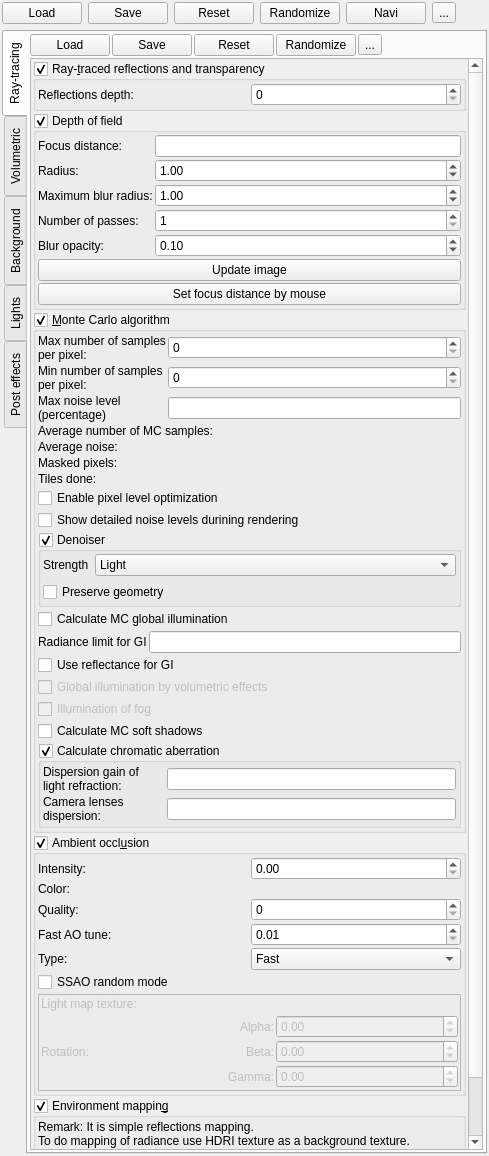
Above: mandelbulber2/qt/dock_effects.ui from buddhi1980/mandelbulber2 before the change. Below: the same form after it.
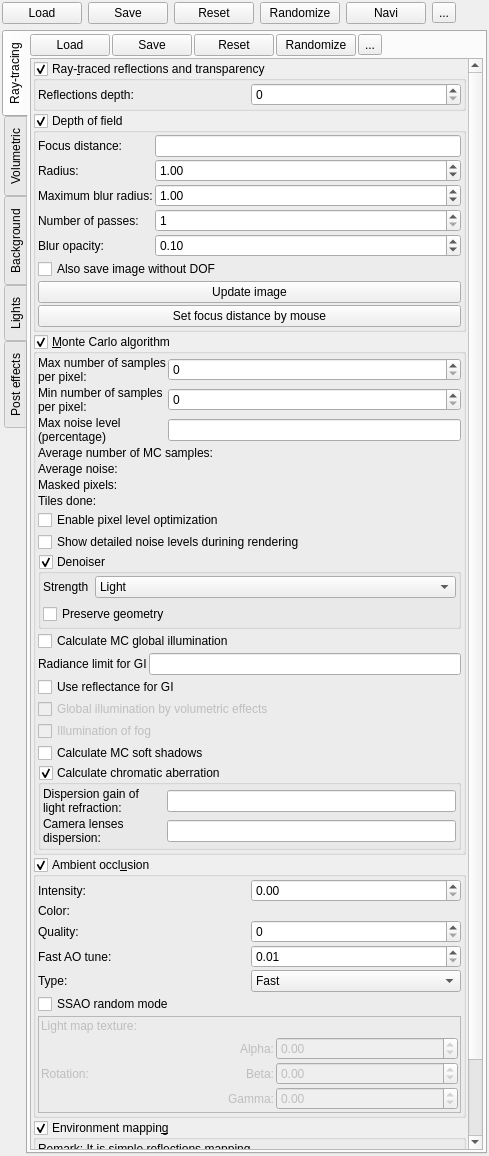
That is the form after the change. Icons and pictures are not drawn. Custom widgets are drawn as their Qt base class.

Commit message: feat: option to also save the image without DOF (#579)

What changed in the file:
```diff
--- a/mandelbulber2/qt/dock_effects.ui
+++ b/mandelbulber2/qt/dock_effects.ui
@@ -512,6 +512,16 @@
                 </item>
                </layout>
               </item>
+              <item>
+               <widget class="MyCheckBox" name="checkBox_DOF_save_without_dof">
+                <property name="toolTip">
+                 <string>&lt;html&gt;&lt;head/&gt;&lt;body&gt;&lt;p&gt;When the image or animation frames are saved, also save the image from before the DOF effect was applied, with &amp;quot;_nodof&amp;quot; added to the file name (only the color and alpha channels).&lt;/p&gt;&lt;p&gt;Post filters applied after DOF (HDR blur, chromatic aberration) are applied to both images.&lt;/p&gt;&lt;p&gt;Not available for the Monte Carlo DOF and for red-cyan stereoscopic images. Needs additional memory for a copy of the image.&lt;/p&gt;&lt;/body&gt;&lt;/html&gt;</string>
+                </property>
+                <property name="text">
+                 <string>Also save image without DOF</string>
+                </property>
+               </widget>
+              </item>
               <item>
                <widget class="QPushButton" name="pushButton_DOF_update">
                 <property name="sizePolicy">
```
The commit also changes 9 other files.
